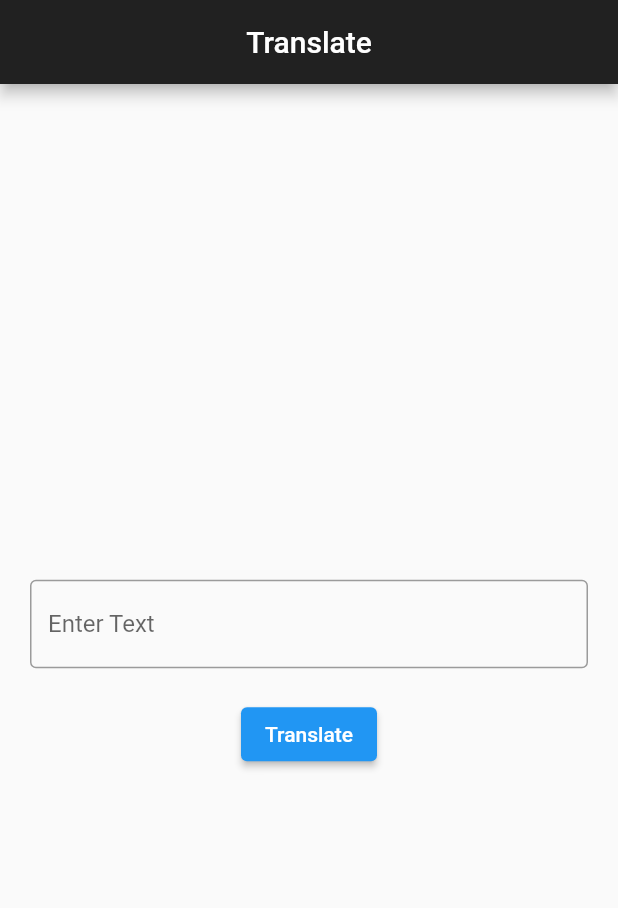
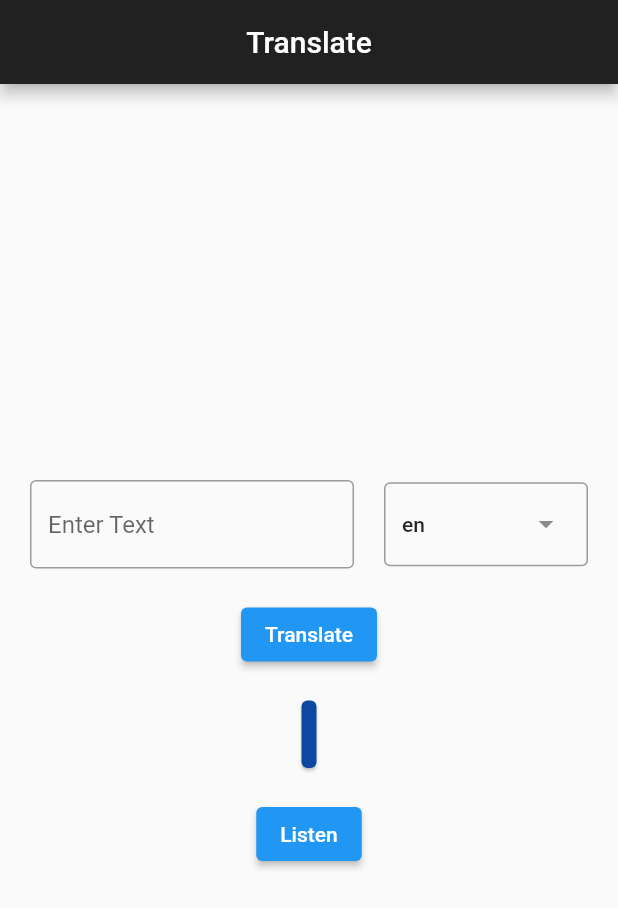
Before and after one commit to seannn9/Translate, a Flutter app: the screen it shows after launch, after a tap on "Translate", on a phone screen of 412 x 824 dp. Shown: the top 908 px of the screen. Run offline on Flutter 3.47's test engine with Material 2 defaults, Android fonts, the phone set to English and light mode, and no system bars; our stand-ins replace flutter_tts; missing offline and left inert: translator.

```diff
--- a/lib/main.dart
+++ b/lib/main.dart
@@ -2,7 +2,7 @@ import 'package:flutter/material.dart';
 import 'package:flutter_tts/flutter_tts.dart';
 import 'package:translator/translator.dart';
 
-const List<String> list = <String>['English', 'Japanese', 'Filipino'];
+const List<String> list = <String>['en', 'ja', 'ru', 'tl', 'fr', 'pt', 'es'];
 
 void main() {
   runApp(const MyApp());
@@ -17,13 +17,30 @@ class MyApp extends StatefulWidget {
 
 class _MyAppState extends State<MyApp> {
   String dropdownValue = list.first;
+  final translator = GoogleTranslator();
+  final tts = FlutterTts();
+  var text, translated = "";
+
+  void translateText() {
+    translator.translate(text, to: dropdownValue).then((result) {
+      setState(() {
+        translated = result.text;
+      });
+    });
+  }
+
+  speak(String text, String lang) async {
+    await tts.setLanguage(lang);
+    await tts.setPitch(1); // 0.5 to 1.5
+    await tts.speak(text);
+  }
+
   @override
   Widget build(BuildContext context) {
     return MaterialApp(
         home: Scaffold(
-
             appBar: AppBar(
-          title: Text("Translate"),
+              title: const Text("Translate"),
               centerTitle: true,
               backgroundColor: Colors.grey[900],
             ),
@@ -33,25 +50,64 @@ class _MyAppState extends State<MyApp> {
                 children: [
                   Row(
                     children: [
-                  Expanded(child: Padding(
-                    padding: EdgeInsets.all(20.0),
+                      Flexible(child: Padding(
+                          padding: const EdgeInsets.all(20.0),
                           child: TextFormField(
-                      decoration: InputDecoration(
+                            onChanged: (val) {
+                              setState(() {
+                                text = val;
+                              });
+                            },
+                            decoration: const InputDecoration(
                                 border: OutlineInputBorder(),
                                 hintText: "Enter Text"
                             ),
                           )
                       )),
+                      Container(
+                        margin: const EdgeInsets.only(right: 20.0),
+                        child: DropdownMenu<String>(
+                          initialSelection: list.first,
+                          onSelected: (String? value) {
+                            setState(() {
+                              dropdownValue = value!;
+                            });
+                          },
+                          dropdownMenuEntries: list.map<
+                              DropdownMenuEntry<String>>((String value) {
+                            return DropdownMenuEntry<String>(
+                                value: value, label: value);
+                          }).toList(),
+                        ),
+                      )
                     ],
                   ),
                   ElevatedButton(
                     onPressed: () {
-                  print("Translated");
+                      translateText();
                     },
-                child: Text(
+                    child: const Text(
                         "Translate"
                     ),
                   ),
+                  Card(
+                      color: Colors.blue[900],
+                      margin: const EdgeInsets.symmetric(
+                          vertical: 20.0, horizontal: 20.0),
+                      child: Padding(
+                          padding: const EdgeInsets.all(5.0),
+                          child: Text(
+                              translated,
+                            style: const TextStyle(
+                              color: Colors.white,
+                              fontSize: 30.0,
+                            )
+                          )
+                      )
+                  ),
+                  ElevatedButton(
+                      onPressed: () => speak(translated, dropdownValue),
+                      child: const Text("Listen"))
                 ],
               ),
             )
```
Lines whose indentation alone changed are shown as unchanged.
